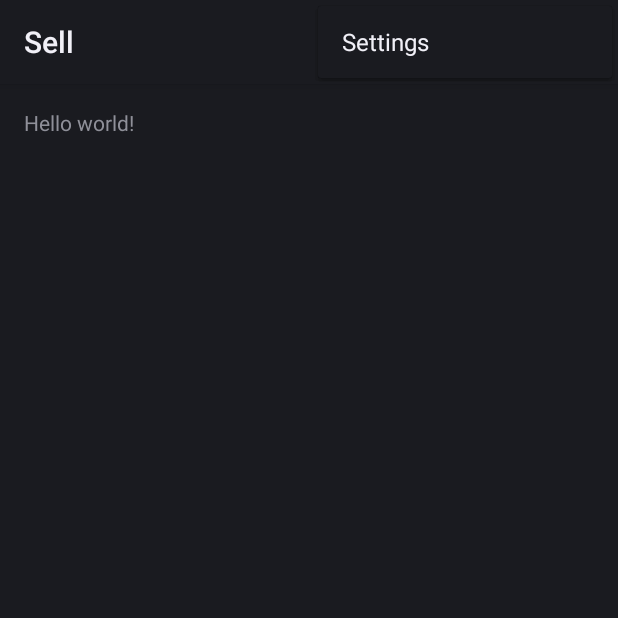
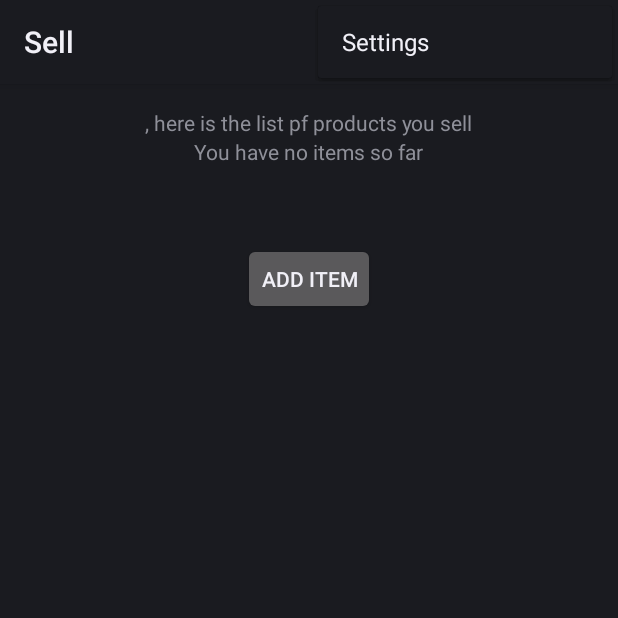
Before and after one commit to seneca-flea/androidapp, an Android app: the Sell screen opened directly, with no data from a screen before it, with the options menu open, on a phone screen of 412 x 824 dp, the top half of it. Run offline under Robolectric (Android 15) with nearby library versions, the phone set to English and light mode, and no system bars.

Commit message:
Item added use case

```diff
--- a/FinalProject/app/src/main/AndroidManifest.xml
+++ b/FinalProject/app/src/main/AndroidManifest.xml
@@ -78,6 +78,10 @@
             android:name=".ForgotPassword"
             android:label="@string/title_activity_forgot_password" >
         </activity>
+        <activity
+            android:name=".item.AddItem"
+            android:label="@string/title_activity_add_item" >
+        </activity>
     </application>
 
 </manifest>
--- a/FinalProject/app/src/main/java/com/example/yugenshtil/finalproject/LoginPage.java
+++ b/FinalProject/app/src/main/java/com/example/yugenshtil/finalproject/LoginPage.java
@@ -3,6 +3,7 @@ package com.example.yugenshtil.finalproject;
 import android.app.Activity;
 import android.content.Context;
 import android.content.Intent;
+import android.content.SharedPreferences;
 import android.os.AsyncTask;
 import android.os.Bundle;
 import android.util.Log;
@@ -37,8 +38,10 @@ public class LoginPage extends Activity {
     private boolean inputIsValid = false;
     private boolean userFound = false;
     private String id="";
+    private String fullName="";
     private JSONArray users= null;
     private String errors = "";
+    //SharedPreferences sharedpreferences;
 
     @Override
     protected void onCreate(Bundle savedInstanceState) {
@@ -90,6 +93,7 @@ public class LoginPage extends Activity {
 
                         Intent userMenuIntent = new Intent(LoginPage.this, UserMenu.class);
                         userMenuIntent.putExtra("id", id);
+                        userMenuIntent.putExtra("fullName", fullName);
                         startActivity(userMenuIntent);
 
 
@@ -129,6 +133,7 @@ public class LoginPage extends Activity {
                     if (user.getString("Email").equals(userName)) {
                         userIsFound = true;
                         id = user.getString("UserId");
+                        fullName=user.getString("FirstName") + " " + user.getString("LastName");
                         i = users.length();
                     }
                 } catch (JSONException e) {
--- a/FinalProject/app/src/main/java/com/example/yugenshtil/finalproject/MainActivity.java
+++ b/FinalProject/app/src/main/java/com/example/yugenshtil/finalproject/MainActivity.java
@@ -3,6 +3,7 @@ package com.example.yugenshtil.finalproject;
 import android.app.ActionBar;
 import android.app.Activity;
 import android.content.Intent;
+import android.content.SharedPreferences;
 import android.graphics.drawable.ColorDrawable;
 import android.support.v7.app.AppCompatActivity;
 import android.os.Bundle;
@@ -15,6 +16,8 @@ import android.widget.EditText;
 public class MainActivity extends Activity {
 
     boolean userIsLoggedIn = false;
+    SharedPreferences sharedpreferences;
+
 
     @Override
     protected void onCreate(Bundle savedInstanceState) {
--- a/FinalProject/app/src/main/java/com/example/yugenshtil/finalproject/useCases/Sell.java
+++ b/FinalProject/app/src/main/java/com/example/yugenshtil/finalproject/useCases/Sell.java
@@ -1,19 +1,67 @@
 package com.example.yugenshtil.finalproject.useCases;
 
 import android.app.Activity;
+import android.content.Context;
+import android.content.Intent;
 import android.support.v7.app.AppCompatActivity;
 import android.os.Bundle;
+import android.util.Log;
 import android.view.Menu;
 import android.view.MenuItem;
+import android.view.View;
+import android.widget.Button;
+import android.widget.TextView;
+import android.widget.Toast;
 
 import com.example.yugenshtil.finalproject.R;
+import com.example.yugenshtil.finalproject.RegistrationPage;
+import com.example.yugenshtil.finalproject.item.AddItem;
 
 public class Sell extends Activity {
+
+    private String id = "";
+    private String fullName="";
 
     @Override
     protected void onCreate(Bundle savedInstanceState) {
         super.onCreate(savedInstanceState);
         setContentView(R.layout.activity_sell);
+        Bundle extras = getIntent().getExtras();
+        if (extras != null) {
+            id = extras.getString("id");
+            fullName = extras.getString("fullName");
+           //The key argument here must match that used in the other activity
+        }
+
+        final TextView tvCongratulation = (TextView) findViewById(R.id.sellTVCongratulations);
+        final TextView tvItemsList = (TextView) findViewById(R.id.sellTVitemsList);
+        final Button btAddItem = (Button) findViewById(R.id.sellBTaddItem);
+
+        tvCongratulation.setText(fullName+", here is the list pf products you sell");
+        tvItemsList.setText(getMyItems());
+
+        btAddItem.setOnClickListener(new View.OnClickListener() {
+            @Override
+            public void onClick(View v) {
+                Log.d("oleg","Add new item");
+                Intent addItemIntent = new Intent(Sell.this,AddItem.class);
+                addItemIntent.putExtra("userId", id);
+                startActivity(addItemIntent);
+
+            }
+        });
+
+
+    }
+
+    public String getMyItems(){
+        String myItems = "";
+
+        // TODO
+        myItems="You have no items so far";
+
+        return myItems;
+
     }
 
     @Override
--- a/FinalProject/app/src/main/res/layout/activity_sell.xml
+++ b/FinalProject/app/src/main/res/layout/activity_sell.xml
@@ -6,7 +6,29 @@
     android:paddingBottom="@dimen/activity_vertical_margin"
     tools:context="com.example.yugenshtil.finalproject.useCases.Sell">
 
-    <TextView android:text="@string/hello_world" android:layout_width="wrap_content"
-        android:layout_height="wrap_content" />
+    <TextView
+        android:layout_width="wrap_content"
+        android:layout_height="wrap_content"
+        android:id="@+id/sellTVCongratulations"
+        android:text="Hello"
+        android:layout_alignParentTop="true"
+        android:layout_centerHorizontal="true" />
+
+    <TextView
+        android:layout_width="wrap_content"
+        android:layout_height="wrap_content"
+        android:text="New Text"
+        android:id="@+id/sellTVitemsList"
+        android:layout_below="@+id/sellTVCongratulations"
+        android:layout_centerHorizontal="true" />
+
+    <Button
+        android:layout_width="wrap_content"
+        android:layout_height="wrap_content"
+        android:text="ADD ITEM"
+        android:id="@+id/sellBTaddItem"
+        android:layout_marginTop="51dp"
+        android:layout_below="@+id/sellTVitemsList"
+        android:layout_centerHorizontal="true" />
 
 </RelativeLayout>
--- a/FinalProject/app/src/main/res/values/strings.xml
+++ b/FinalProject/app/src/main/res/values/strings.xml
@@ -18,4 +18,5 @@
     <string name="title_activity_restexample">RESTExample</string>
     <string name="title_activity_registration_page">RegistrationPage</string>
     <string name="title_activity_forgot_password">ForgotPassword</string>
+    <string name="title_activity_add_item">AddItem</string>
 </resources>
```
Also changed, not shown: FinalProject/app/src/main/java/com/example/yugenshtil/finalproject/UserMenu.java (+18 -2 lines), FinalProject/app/src/main/java/com/example/yugenshtil/finalproject/item/AddItem.java (added, +170 -0 lines), FinalProject/app/src/main/res/layout/activity_add_item.xml (added, +64 -0 lines), FinalProject/app/src/main/res/menu/menu_add_item.xml (added, +7 -0 lines).
